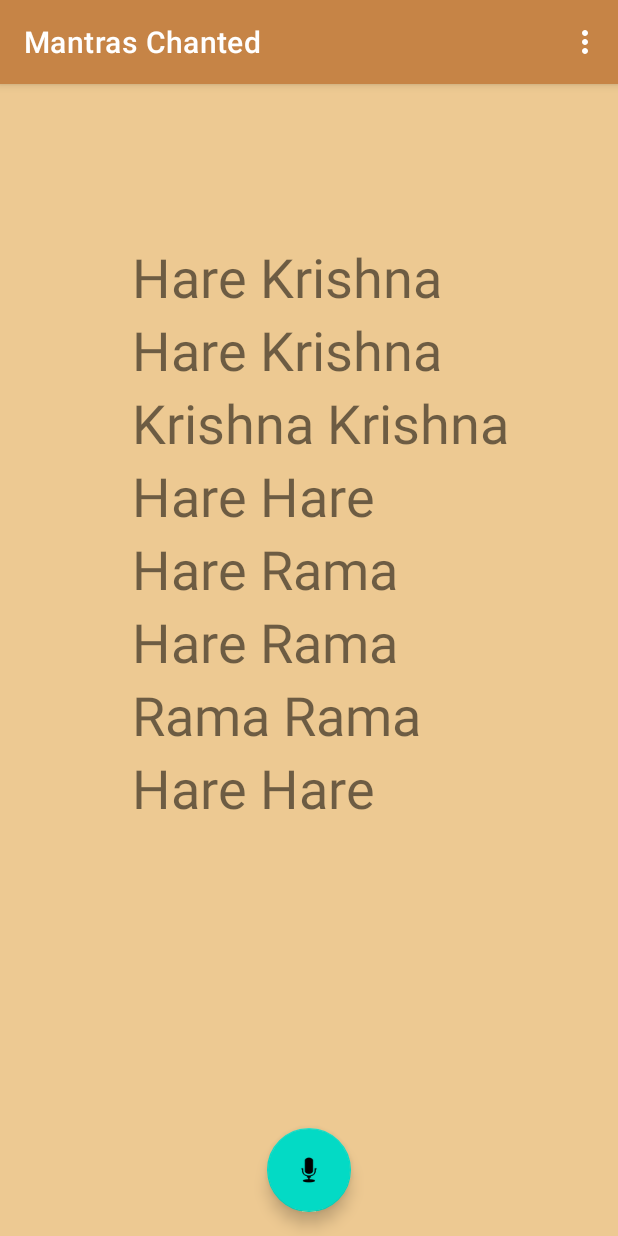
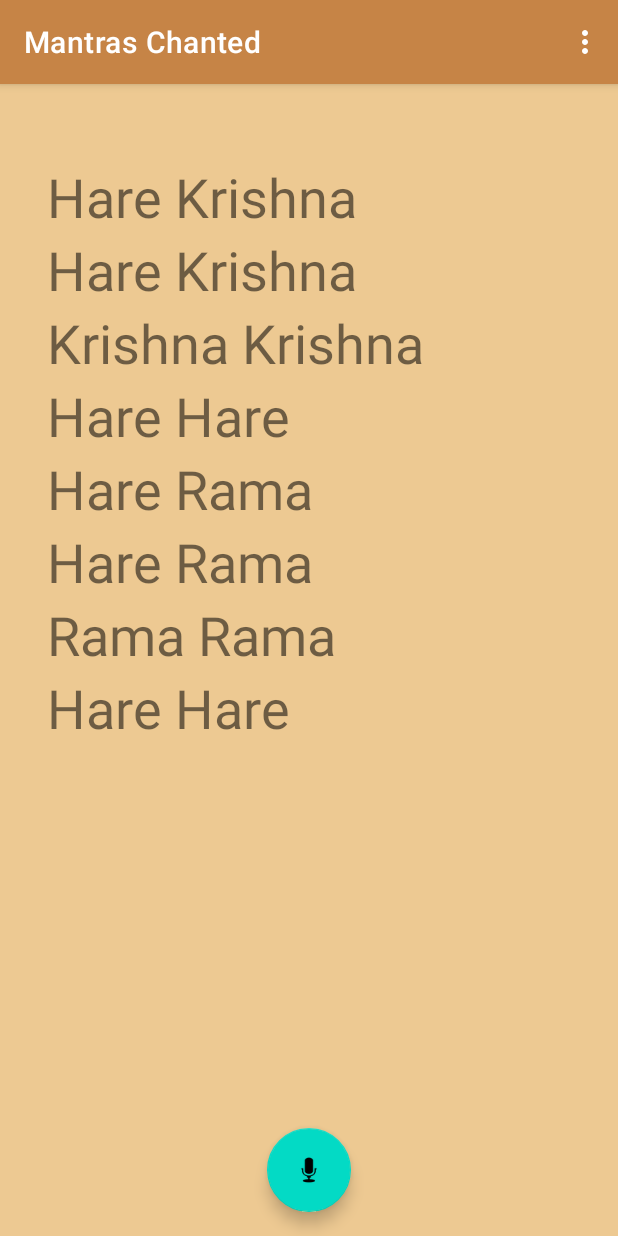
Before and after one commit to Swicegood/hare-krishna-mantra-practice, an Android app: the screen it shows after launch (MainActivity), after a tap on an icon or button, on a phone screen of 412 x 824 dp. Run offline under Robolectric (Android 15) with nearby library versions, the phone set to English and light mode, and no system bars; our stand-ins replace navigation-ui.

Commit message:
save space and fix counter and button

```diff
--- a/app/src/main/java/com/example/harekrishnamantrapractice/MainActivity.kt
+++ /dev/null
@@ -1,201 +0,0 @@
-package com.example.harekrishnamantrapractice
-
-import android.Manifest
-import android.content.Intent
-import android.content.pm.PackageManager
-import android.graphics.Typeface
-import android.os.Bundle
-import android.speech.RecognitionListener
-import android.speech.RecognizerIntent
-import android.speech.SpeechRecognizer
-import android.util.Log
-import android.view.Menu
-import android.view.MenuItem
-import android.widget.TextView
-import androidx.appcompat.app.AppCompatActivity
-import androidx.core.app.ActivityCompat
-import androidx.core.content.ContextCompat
-import androidx.navigation.findNavController
-import androidx.navigation.ui.AppBarConfiguration
-import androidx.navigation.ui.navigateUp
-import androidx.navigation.ui.setupActionBarWithNavController
-import com.example.harekrishnamantrapractice.databinding.ActivityMainBinding
-import com.example.harekrishnamantrapractice.databinding.FragmentFirstBinding
-
-
-class MainActivity : AppCompatActivity() {
-
-    private lateinit var appBarConfiguration: AppBarConfiguration
-    private lateinit var binding: ActivityMainBinding
-
-    override fun onCreate(savedInstanceState: Bundle?) {
-        super.onCreate(savedInstanceState)
-
-        binding = ActivityMainBinding.inflate(layoutInflater)
-        setContentView(binding.root)
-
-        setSupportActionBar(binding.toolbar)
-
-        val navController = findNavController(R.id.nav_host_fragment_content_main)
-        appBarConfiguration = AppBarConfiguration(navController.graph)
-        setupActionBarWithNavController(navController, appBarConfiguration)
-
-        var tVs = arrayOf<TextView?>()
-
-        var tvIDs = arrayOf<Int>(R.id.textview0,
-            R.id.textview1,
-            R.id.textview2,
-            R.id.textview3,
-            R.id.textview4,
-            R.id.textview5,
-            R.id.textview6,
-            R.id.textview7,
-            R.id.textview7,
-            R.id.textview8,
-            R.id.textview9,
-            R.id.textview10,
-            R.id.textview11,
-            R.id.textview12,
-            R.id.textview13,
-            R.id.textview14,
-            R.id.textview15)
-
-        for (element in tvIDs) {
-            var tview = binding.root.findViewById<TextView>(element)
-            tVs += tview
-        }
-
-        binding.fab.setOnClickListener {
-
-            // Create a new SpeechRecognizer object
-            val recognizer = SpeechRecognizer.createSpeechRecognizer(this)
-            // Request permission to use the microphone
-            if (ContextCompat.checkSelfPermission(this, Manifest.permission.RECORD_AUDIO) != PackageManager.PERMISSION_GRANTED) {
-                ActivityCompat.requestPermissions(this, arrayOf(Manifest.permission.RECORD_AUDIO), 0)
-            }
-            // Create a new Intent to recognize speech
-            val intent = Intent(RecognizerIntent.ACTION_RECOGNIZE_SPEECH)
-            // Set the mantra that we want to recognize
-            intent.putExtra(RecognizerIntent.EXTRA_LANGUAGE_MODEL, "om")
-
-            var mantraCounter = 0 // Step 1
-
-            val listener = object : RecognitionListener {
-
-
-                override fun onReadyForSpeech(params: Bundle?) {
-                    // Do something when the speech input is ready
-                }
-
-                override fun onBeginningOfSpeech() {
-                    // Do something when the speech input has started
-                }
-
-                override fun onRmsChanged(p0: Float) {
-                    // do something
-                }
-
-                override fun onBufferReceived(p0: ByteArray?) {
-                    // do something
-                }
-
-                override fun onEndOfSpeech() {
-                    // do something
-                }
-
-                override fun onError(p0: Int) {
-                    if (mantraCounter < 20) {
-                        recognizer.startListening(intent)
-                    }
-                    Log.d("Hey this is Jaga, the Error Number is ", p0.toString())
-                }
-
-                override fun onResults(p0: Bundle?) {
-                    val results = p0?.getStringArrayList(SpeechRecognizer.RESULTS_RECOGNITION)
-                    if (results != null) {
-                        for (result in results) {
-                            val words = result.split(" ") // Step 2
-                            for (word in words) {
-                                if (word.contains("Krishna", ignoreCase = true) ||
-                                    word.contains("hurry", ignoreCase = true) ||
-                                    word.contains("Hare", ignoreCase = true) ||
-                                    word.contains("hari", ignoreCase = true) ||
-                                    word.contains("hottie", ignoreCase = true) ||
-                                    word.contains("ram", ignoreCase = true) ||
-                                    word.contains("Merry", ignoreCase = true) ||
-                                    word.contains("Christmas", ignoreCase = true) ||
-                                    word.contains("Christian", ignoreCase = true) ||
-                                    word.contains("krishnaker", ignoreCase = true) ||
-                                    word.contains("Snickers", ignoreCase = true) ||
-                                    word.contains("hurray", ignoreCase = true) ||
-                                    word.contains("today", ignoreCase = true) ||
-                                    word.contains("headache", ignoreCase = true) ||
-                                    word.contains("rama", ignoreCase = true)) {
-                                    tVs[mantraCounter % 16]?.setTypeface(null, Typeface.BOLD)
-                                    mantraCounter++
-                                    if ((mantraCounter % 16) == 0){
-                                        getSupportActionBar()?.setTitle("Mantras Chanted: "+mantraCounter.toString()+" Rounds: "+(mantraCounter/108).toString())
-                                        for (element in tVs){
-                                            element?.setTypeface(null, Typeface.NORMAL)
-                                        }
-                                    }
-                                }
-                            }
-                        }
-                    }
-                    Log.d("Hey we got results", mantraCounter.toString())
-                    Log.d("We are listening. We have received results!", p0.toString())
-                    recognizer.startListening(intent)
-
-
-                }
-
-                override fun onPartialResults(p0: Bundle?) {
-                    val results = p0?.getStringArrayList(SpeechRecognizer.RESULTS_RECOGNITION)
-                    if (results != null) {
-                        for (result in results) {
-                            if (result.contains("Krishna")) { // Step 2
-                                mantraCounter++
-
-                            }
-                        }
-                    }
-                    Log.d("We are listening. We have received results!", p0.toString())
-                }
-
-                override fun onEvent(p0: Int, p1: Bundle?) {
-                    //do
-                }
-
-                // Other overridden methods go here
-            }
-
-            // Start the recognition process
-            recognizer.setRecognitionListener(listener)
-            recognizer.startListening(intent)
-        }
-    }
-
-
-    override fun onCreateOptionsMenu(menu: Menu): Boolean {
-        // Inflate the menu; this adds items to the action bar if it is present.
-        menuInflater.inflate(R.menu.menu_main, menu)
-        return true
-    }
-
-    override fun onOptionsItemSelected(item: MenuItem): Boolean {
-        // Handle action bar item clicks here. The action bar will
-        // automatically handle clicks on the Home/Up button, so long
-        // as you specify a parent activity in AndroidManifest.xml.
-        return when (item.itemId) {
-            R.id.action_settings -> true
-            else -> super.onOptionsItemSelected(item)
-        }
-    }
-
-    override fun onSupportNavigateUp(): Boolean {
-        val navController = findNavController(R.id.nav_host_fragment_content_main)
-        return navController.navigateUp(appBarConfiguration)
-                || super.onSupportNavigateUp()
-    }
-}
--- a/app/src/main/java/com/example/harekrishnamantrapractice/FirstFragment.kt
+++ b/app/src/main/java/com/iskcon/harekrishnamantrapractice/FirstFragment.kt
@@ -1,4 +1,4 @@
-package com.example.harekrishnamantrapractice
+package com.iskcon.harekrishnamantrapractice
 
 import android.os.Bundle
 import android.util.Log
@@ -8,7 +8,7 @@ import android.view.View
 import android.view.ViewGroup
 import android.widget.TextView
 import androidx.navigation.fragment.findNavController
-import com.example.harekrishnamantrapractice.databinding.FragmentFirstBinding
+import com.iskcon.harekrishnamantrapractice.databinding.FragmentFirstBinding
 
 /**
  * A simple [Fragment] subclass as the default destination in the navigation.
--- /dev/null
+++ b/app/src/main/java/com/iskcon/harekrishnamantrapractice/MainActivity.kt
@@ -0,0 +1,233 @@
+package com.iskcon.harekrishnamantrapractice
+
+import android.Manifest
+import android.content.Intent
+import android.content.pm.PackageManager
+import android.graphics.Typeface
+import android.os.Bundle
+import android.os.Handler
+import android.os.Looper
+import android.speech.RecognitionListener
+import android.speech.RecognizerIntent
+import android.speech.SpeechRecognizer
+import android.util.Log
+import android.view.Menu
+import android.view.MenuItem
+import android.widget.TextView
+import androidx.appcompat.app.AppCompatActivity
+import androidx.core.app.ActivityCompat
+import androidx.core.content.ContextCompat
+import androidx.navigation.findNavController
+import androidx.navigation.ui.AppBarConfiguration
+import androidx.navigation.ui.navigateUp
+import androidx.navigation.ui.setupActionBarWithNavController
+import com.iskcon.harekrishnamantrapractice.databinding.ActivityMainBinding
+
+
+class MainActivity : AppCompatActivity() {
+
+    private lateinit var appBarConfiguration: AppBarConfiguration
+    private lateinit var binding: ActivityMainBinding
+
+    var mantraCounter = 0
+
+    override fun onCreate(savedInstanceState: Bundle?) {
+        super.onCreate(savedInstanceState)
+
+        binding = ActivityMainBinding.inflate(layoutInflater)
+        setContentView(binding.root)
+
+        setSupportActionBar(binding.toolbar)
+
+        val navController = findNavController(R.id.nav_host_fragment_content_main)
+        appBarConfiguration = AppBarConfiguration(navController.graph)
+        setupActionBarWithNavController(navController, appBarConfiguration)
+
+        var tVs = arrayOf<TextView?>()
+
+        var tvIDs = arrayOf<Int>(
+            R.id.textview0,
+            R.id.textview1,
+            R.id.textview2,
+            R.id.textview3,
+            R.id.textview4,
+            R.id.textview5,
+            R.id.textview6,
+            R.id.textview7,
+            R.id.textview7,
+            R.id.textview8,
+            R.id.textview9,
+            R.id.textview10,
+            R.id.textview11,
+            R.id.textview12,
+            R.id.textview13,
+            R.id.textview14,
+            R.id.textview15
+        )
+
+        for (element in tvIDs) {
+            var tview = binding.root.findViewById<TextView>(element)
+            tVs += tview
+        }
+
+        var switchon = true
+
+        binding.fab.setOnClickListener {
+            if (switchon) {
+                // Create a new SpeechRecognizer object
+                var recognizer = SpeechRecognizer.createSpeechRecognizer(this)
+                // Request permission to use the microphone
+                if (ContextCompat.checkSelfPermission(
+                        this,
+                        Manifest.permission.RECORD_AUDIO
+                    ) != PackageManager.PERMISSION_GRANTED
+                ) {
+                    ActivityCompat.requestPermissions(
+                        this,
+                        arrayOf(Manifest.permission.RECORD_AUDIO),
+                        0
+                    )
+                }
+                // Create a new Intent to recognize speech
+                val intent = Intent(RecognizerIntent.ACTION_RECOGNIZE_SPEECH).apply {
+                    putExtra(RecognizerIntent.EXTRA_LANGUAGE, "hi-IN")
+                    putExtra(
+                        RecognizerIntent.EXTRA_LANGUAGE_MODEL,
+                        RecognizerIntent.LANGUAGE_MODEL_FREE_FORM
+                    )
+                }
+
+
+                val listener = object : RecognitionListener {
+
+
+                    override fun onReadyForSpeech(params: Bundle?) {
+                        // Do something when the speech input is ready
+                    }
+
+                    override fun onBeginningOfSpeech() {
+                        // Do something when the speech input has started
+                    }
+
+                    override fun onRmsChanged(p0: Float) {
+                        // do something
+                    }
+
+                    override fun onBufferReceived(p0: ByteArray?) {
+                        // do something
+                    }
+
+                    override fun onEndOfSpeech() {
+                        // do something
+                    }
+
+                    override fun onError(p0: Int) {
+                        Log.d("Hey this is Jaga, the Error Number is ", p0.toString())
+                        if (p0 != 8 && (switchon == false)){  // stop everything if button is pressed every other time
+                            recognizer.startListening(intent)
+                        }
+
+                    }
+
+                    override fun onResults(p0: Bundle?) {
+                        val results = p0?.getStringArrayList(SpeechRecognizer.RESULTS_RECOGNITION)
+                        if (results != null) {
+                            for (result in results) {
+                                val words = result.split(" ") // Step 2
+                                for (word in words) {
+                                    if (word.contains("Krishna", ignoreCase = true) ||
+                                        word.contains("hurry", ignoreCase = true) ||
+                                        word.contains("Hare", ignoreCase = true) ||
+                                        word.contains("hari", ignoreCase = true) ||
+                                        word.contains("हरे", ignoreCase = true) ||
+                                        word.contains("ram", ignoreCase = true) ||
+                                        word.contains("Merry", ignoreCase = true) ||
+                                        word.contains("Christmas", ignoreCase = true) ||
+                                        word.contains("Christian", ignoreCase = true) ||
+                                        word.contains("कृष्ण", ignoreCase = true) ||
+                                        word.contains("Snickers", ignoreCase = true) ||
+                                        word.contains("hurray", ignoreCase = true) ||
+                                        word.contains("today", ignoreCase = true) ||
+                                        word.contains("headache", ignoreCase = true) ||
+                                        word.contains("राम", ignoreCase = true) ||
+                                        word.contains("rama", ignoreCase = true)
+                                    ) {
+                                        tVs[mantraCounter % 16]?.setTypeface(null, Typeface.BOLD)
+                                        mantraCounter++
+                                        getSupportActionBar()?.setTitle("Names Mantras Rounds: " + mantraCounter.toString() + " " + (mantraCounter / 16).toString() + " " + (mantraCounter / 108).toString())
+                                        tVs[(mantraCounter - 1) % 16]?.setTypeface(
+                                            null,
+                                            Typeface.NORMAL
+                                        )
+
+                                    }
+                                }
+                            }
+                        }
+
+                        Log.d("Hey we got results", mantraCounter.toString())
+                        Log.d("We are listening. We have received results!", p0.toString())
+                        recognizer.startListening(intent)
+
+
+                    }
+
+                    override fun onPartialResults(p0: Bundle?) {
+                        val results = p0?.getStringArrayList(SpeechRecognizer.RESULTS_RECOGNITION)
+                        if (results != null) {
+                            for (result in results) {
+                                if (result.contains("Krishna")) { // Step 2
+                                    mantraCounter++
+
+                                }
+                            }
+                        }
+                        Log.d("We are listening. We have received results!", p0.toString())
+                    }
+
+                    override fun onEvent(p0: Int, p1: Bundle?) {
+                        //do
+                    }
+
+                    // Other overridden methods go here
+                }
+
+                switchon = false
+
+                // Start the recognition process
+                recognizer.setRecognitionListener(listener)
+                recognizer.startListening(intent)
+
+            }else{
+                switchon = true
+            }
+        }
+
+    }
+    override fun onCreateOptionsMenu(menu: Menu): Boolean {
+        // Inflate the menu; this adds items to the action bar if it is present.
+        menuInflater.inflate(R.menu.menu_main, menu)
+        return true
+    }
+
+    override fun onOptionsItemSelected(item: MenuItem): Boolean {
+        // Handle action bar item clicks here. The action bar will
+        // automatically handle clicks on the Home/Up button, so long
+        // as you specify a parent activity in AndroidManifest.xml.
+        return when (item.itemId) {
+            R.id.action_settings -> true
+            R.id.action_clr -> {
+                mantraCounter = 0
+                getSupportActionBar()?.setTitle("Names Mantras Rounds: 0 0 0")
+                return true
+            }
+            else -> super.onOptionsItemSelected(item)
+        }
+    }
+
+    override fun onSupportNavigateUp(): Boolean {
+        val navController = findNavController(R.id.nav_host_fragment_content_main)
+        return navController.navigateUp(appBarConfiguration)
+                || super.onSupportNavigateUp()
+    }
+}
--- a/app/src/main/java/com/example/harekrishnamantrapractice/SecondFragment.kt
+++ b/app/src/main/java/com/iskcon/harekrishnamantrapractice/SecondFragment.kt
@@ -1,4 +1,4 @@
-package com.example.harekrishnamantrapractice
+package com.iskcon.harekrishnamantrapractice
 
 import android.os.Bundle
 import androidx.fragment.app.Fragment
@@ -6,7 +6,7 @@ import android.view.LayoutInflater
 import android.view.View
 import android.view.ViewGroup
 import androidx.navigation.fragment.findNavController
-import com.example.harekrishnamantrapractice.databinding.FragmentSecondBinding
+import com.iskcon.harekrishnamantrapractice.databinding.FragmentSecondBinding
 
 /**
  * A simple [Fragment] subclass as the second destination in the navigation.
--- a/app/src/main/res/layout/fragment_first.xml
+++ b/app/src/main/res/layout/fragment_first.xml
@@ -10,8 +10,8 @@
         android:id="@+id/textview0"
         android:layout_width="wrap_content"
         android:layout_height="wrap_content"
-        android:layout_marginLeft="88dp"
-        android:layout_marginTop="104dp"
+        android:layout_marginLeft="5mm"
+        android:layout_marginTop="8mm"
         android:text="@string/first_fragment_0"
         app:layout_constraintLeft_toLeftOf="parent"
         app:layout_constraintTop_toTopOf="parent" />
@@ -29,9 +29,8 @@
         android:id="@+id/textview2"
         android:layout_width="wrap_content"
         android:layout_height="wrap_content"
-        android:layout_marginLeft="88dp"
         android:text="@string/first_fragment_2"
-        app:layout_constraintLeft_toLeftOf="parent"
+        app:layout_constraintLeft_toLeftOf="@id/textview0"
         app:layout_constraintTop_toBottomOf="@id/textview0" />
 
     <TextView
@@ -47,9 +46,8 @@
         android:id="@+id/textview4"
         android:layout_width="wrap_content"
         android:layout_height="wrap_content"
-        android:layout_marginLeft="88dp"
         android:text="@string/first_fragment_4"
-        app:layout_constraintLeft_toLeftOf="parent"
+        app:layout_constraintLeft_toLeftOf="@id/textview0"
         app:layout_constraintTop_toBottomOf="@id/textview2" />
 
     <TextView
@@ -65,9 +63,8 @@
         android:id="@+id/textview6"
         android:layout_width="wrap_content"
         android:layout_height="wrap_content"
-        android:layout_marginLeft="88dp"
         android:text="@string/first_fragment_6"
-        app:layout_constraintLeft_toLeftOf="parent"
+        app:layout_constraintLeft_toLeftOf="@id/textview0"
         app:layout_constraintTop_toBottomOf="@id/textview4" />
 
     <TextView
@@ -83,9 +80,8 @@
         android:id="@+id/textview8"
         android:layout_width="wrap_content"
         android:layout_height="wrap_content"
-        android:layout_marginLeft="88dp"
         android:text="@string/first_fragment_8"
-        app:layout_constraintLeft_toLeftOf="parent"
+        app:layout_constraintLeft_toLeftOf="@id/textview0"
         app:layout_constraintTop_toBottomOf="@id/textview6" />
 
     <TextView
@@ -101,9 +97,8 @@
         android:id="@+id/textview10"
         android:layout_width="wrap_content"
         android:layout_height="wrap_content"
-        android:layout_marginLeft="88dp"
         android:text="@string/first_fragment_10"
-        app:layout_constraintLeft_toLeftOf="parent"
+        app:layout_constraintLeft_toLeftOf="@id/textview0"
         app:layout_constraintTop_toBottomOf="@id/textview8" />
 
     <TextView
@@ -119,9 +114,8 @@
         android:id="@+id/textview12"
         android:layout_width="wrap_content"
         android:layout_height="wrap_content"
-        android:layout_marginLeft="88dp"
         android:text="@string/first_fragment_12"
-        app:layout_constraintLeft_toLeftOf="parent"
+        app:layout_constraintLeft_toLeftOf="@id/textview0"
         app:layout_constraintTop_toBottomOf="@id/textview10" />
 
     <TextView
@@ -137,9 +131,8 @@
         android:id="@+id/textview14"
         android:layout_width="wrap_content"
         android:layout_height="wrap_content"
-        android:layout_marginLeft="88dp"
         android:text="@string/first_fragment_14"
-        app:layout_constraintLeft_toLeftOf="parent"
+        app:layout_constraintLeft_toLeftOf="@id/textview0"
         app:layout_constraintTop_toBottomOf="@id/textview12" />
 
     <TextView
--- a/app/src/main/res/menu/menu_main.xml
+++ b/app/src/main/res/menu/menu_main.xml
@@ -1,10 +1,14 @@
 <menu xmlns:android="http://schemas.android.com/apk/res/android"
     xmlns:app="http://schemas.android.com/apk/res-auto"
     xmlns:tools="http://schemas.android.com/tools"
-    tools:context="com.example.harekrishnamantrapractice.MainActivity">
+    tools:context="com.iskcon.harekrishnamantrapractice.MainActivity">
     <item
         android:id="@+id/action_settings"
         android:orderInCategory="100"
         android:title="@string/action_settings"
         app:showAsAction="never" />
+    <item
+        android:id="@+id/action_clr"
+        android:orderInCategory="101"
+        android:title="@string/action_clear" />
 </menu>
--- a/app/src/main/res/navigation/nav_graph.xml
+++ b/app/src/main/res/navigation/nav_graph.xml
@@ -7,7 +7,7 @@
 
     <fragment
         android:id="@+id/FirstFragment"
-        android:name="com.example.harekrishnamantrapractice.FirstFragment"
+        android:name="com.iskcon.harekrishnamantrapractice.FirstFragment"
         android:label="@string/first_fragment_label"
         tools:layout="@layout/fragment_first">
 
@@ -17,7 +17,7 @@
     </fragment>
     <fragment
         android:id="@+id/SecondFragment"
-        android:name="com.example.harekrishnamantrapractice.SecondFragment"
+        android:name="com.iskcon.harekrishnamantrapractice.SecondFragment"
         android:label="@string/second_fragment_label"
         tools:layout="@layout/fragment_second">
 
--- a/app/src/main/res/values/strings.xml
+++ b/app/src/main/res/values/strings.xml
@@ -1,6 +1,7 @@
 <resources>
     <string name="app_name">Hare Krishna Mantra Practice</string>
     <string name="action_settings">Settings</string>
+    <string name="action_clear">Clear</string>
     <!-- Strings used for fragments for navigation -->
     <string name="first_fragment_label">Mantras Chanted</string>
     <string name="second_fragment_label">Mantra Chanting</string>
```
Also changed, not shown: app/build.gradle (+4 -4 lines), 2 other files.
